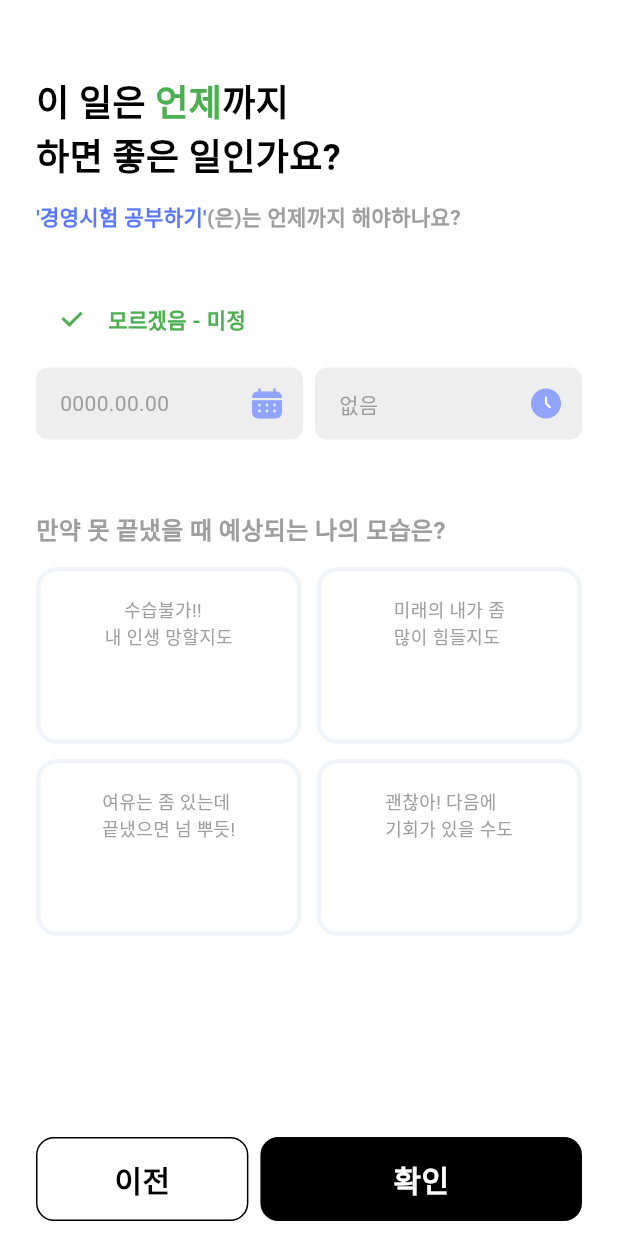
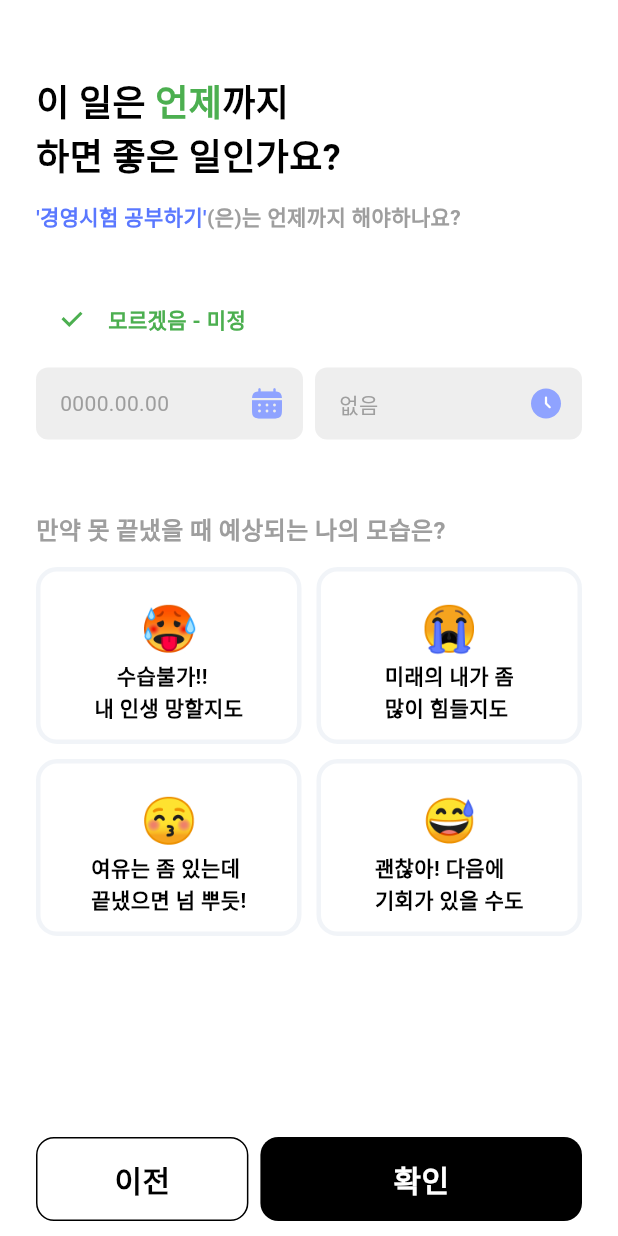
Before and after one commit to seongukHEO/StarryWaveScreen, a Flutter app: the AddTimeWidget screen opened directly, on a phone screen of 412 x 824 dp. Run offline on Flutter 3.47's test engine with Material 3 defaults, Android fonts, the phone set to English and light mode, and no system bars; our stand-ins replace flutter_riverpod, flutter_svg, table_calendar.

Commit message:
feat : GridView 이모지 추가

```diff
--- a/lib/widget/addJob/state_Grid_widget.dart
+++ b/lib/widget/addJob/state_Grid_widget.dart
@@ -7,6 +7,8 @@ import 'package:starrywave_screen/provider/addWork/grid_provider.dart';
 class StateGridWidget extends ConsumerWidget {
 
   final List<Color> gridSelectedColor = [Color(0xFFFF614C) ,Color(0xFFFFB01A), Color(0xFF8AC000), Color(0xFF00C3CC)];
+
+  final List<String> emoji = ['🥵', '😭', '😚', '😅'];
 
   final List<String> gridTexts = [
     '    수습불가!!\n내 인생 망할지도',
@@ -48,14 +50,19 @@ class StateGridWidget extends ConsumerWidget {
                 ),
                 child: Column(
                   children: [
-                    Align(
-                      alignment: Alignment.center,
-                      child: Text(gridTexts[index], style: TextStyle(fontSize: 12,
-                      color: isChecked
-                          ? Colors.grey
-                          : Colors.black
-                      ),),
-                    )
+                    Column(
+                      children: [
+                        Align(
+                            alignment: Alignment.center,
+                            child: Column(
+                              children: [
+                                Text(emoji[index], style: TextStyle(fontSize: 30,)),
+                                Text(gridTexts[index], style: TextStyle(fontWeight: FontWeight.w600)),
+                              ],
+                            )
+                        )
+                      ],
+                    ),
                   ],
                 ),
               ),
```
